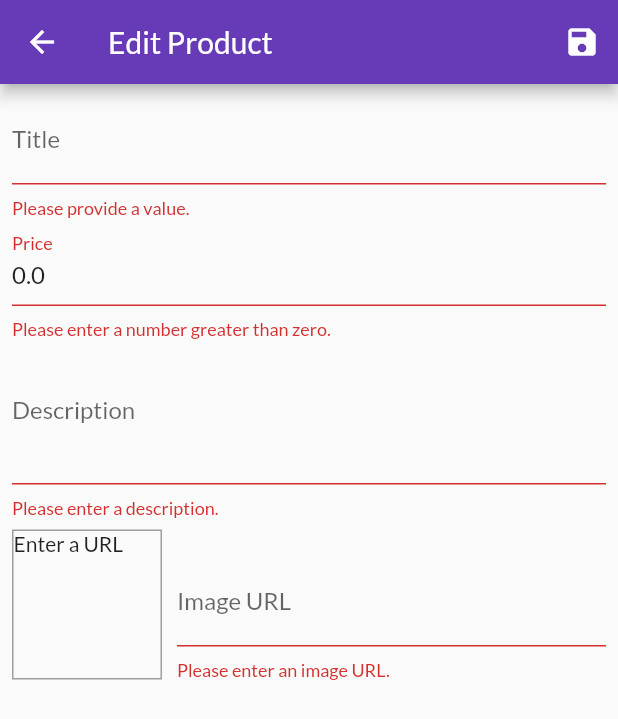
After one commit to Ayushpanditmoto/shoppingapp, a Flutter app: the EditProductScreen screen opened directly, after a tap on the "save" icon, on a phone screen of 412 x 824 dp. The commit adds this screen. Shown: the top 719 px of the screen. Run offline on Flutter 3.47's test engine with Material 2 defaults, Android fonts, the phone set to English and light mode, and no system bars; our stand-ins replace google_fonts; network calls fail.

Commit message:
feat add and edit product added

```diff
--- a/lib/providers/product.dart
+++ b/lib/providers/product.dart
@@ -15,7 +15,7 @@ class Product with ChangeNotifier {
       required this.description,
       required this.image,
       required this.price,
-      required this.quantity,
+      this.quantity = 1,
       this.isFavorite = false});
 
   factory Product.fromJson(Map<String, dynamic> json) {
--- a/lib/providers/products.dart
+++ b/lib/providers/products.dart
@@ -197,8 +197,28 @@ class Products with ChangeNotifier {
     return _items.firstWhere((element) => element.id == id);
   }
 
-  void addProduct() {
-    // _items.add(value);
+  void addProduct(Product value) {
+    final newProduct = Product(
+      id: DateTime.now().toString(),
+      name: value.name,
+      description: value.description,
+      image: value.image,
+      price: value.price,
+      quantity: value.quantity,
+      isFavorite: value.isFavorite,
+    );
+    _items.add(newProduct);
+    _items.insert(0, newProduct); // at the start of the list
     notifyListeners();
   }
+
+  void updateProduct(String id, Product newProduct) {
+    final productIndex = _items.indexWhere((element) => element.id == id);
+    if (productIndex >= 0) {
+      _items[productIndex] = newProduct;
+      notifyListeners();
+    } else {
+      print('...');
+    }
+  }
 }
--- a/lib/reusable/navigation.dart
+++ b/lib/reusable/navigation.dart
@@ -1,7 +1,10 @@
 import 'package:flutter/material.dart';
 
 class Navigation {
-  static void push(BuildContext context, Widget widget) {
+  static void push(
+    BuildContext context,
+    Widget widget,
+  ) {
     Navigator.of(context).push(MaterialPageRoute(builder: (context) => widget));
   }
 
--- /dev/null
+++ b/lib/screens/edit_product_screen.dart
@@ -0,0 +1,262 @@
+import 'package:flutter/material.dart';
+import 'package:provider/provider.dart';
+import '../providers/product.dart';
+import '../providers/products.dart';
+
+class EditProductScreen extends StatefulWidget {
+  final String? id;
+  const EditProductScreen({super.key, this.id});
+
+  @override
+  State<EditProductScreen> createState() => _EditProductScreenState();
+}
+
+class _EditProductScreenState extends State<EditProductScreen> {
+  final _priceFocusNode = FocusNode();
+  final _descriptionFocusNode = FocusNode();
+  final _imageUrlController = TextEditingController();
+  final _imageUrlFocusNode = FocusNode();
+  final _form = GlobalKey<FormState>();
+  var _editedProduct = Product(
+    id: '',
+    name: '',
+    description: '',
+    price: 0,
+    image: '',
+  );
+
+  var _initValues = {
+    'name': '',
+    'description': '',
+    'price': '',
+    'image': '',
+  };
+
+  bool _isInit = true;
+
+  @override
+  void initState() {
+    _imageUrlFocusNode.addListener(_updateImageUrl);
+    super.initState();
+  }
+
+  @override
+  void didChangeDependencies() {
+    if (_isInit) {
+      if (widget.id != null) {
+        _editedProduct =
+            Provider.of<Products>(context, listen: false).findById(widget.id!);
+      }
+
+      _initValues = {
+        'name': _editedProduct.name,
+        'description': _editedProduct.description,
+        'price': _editedProduct.price.toString(),
+        'image': '',
+      };
+
+      _imageUrlController.text = _editedProduct.image;
+    }
+    _isInit = false;
+    super.didChangeDependencies();
+  }
+
+  void _updateImageUrl() {
+    if (!_imageUrlFocusNode.hasFocus) {
+      setState(() {});
+    }
+  }
+
+  @override
+  void dispose() {
+    _imageUrlFocusNode.removeListener(_updateImageUrl);
+    _priceFocusNode.dispose();
+    _descriptionFocusNode.dispose();
+    _imageUrlController.dispose();
+    _imageUrlFocusNode.dispose();
+    super.dispose();
+  }
+
+  void _saveForm() {
+    final isValid = _form.currentState!.validate();
+    if (!isValid) {
+      return;
+    }
+
+    _form.currentState!.save();
+    if (_editedProduct.id != '') {
+      Provider.of<Products>(context, listen: false)
+          .updateProduct(_editedProduct.id, _editedProduct);
+    } else {
+      Provider.of<Products>(context, listen: false).addProduct(_editedProduct);
+    }
+    Navigator.of(context).pop();
+  }
+
+  @override
+  Widget build(BuildContext context) {
+    return Scaffold(
+      appBar: AppBar(
+        title: const Text('Edit Product'),
+        actions: [
+          IconButton(
+            onPressed: _saveForm,
+            icon: const Icon(Icons.save),
+          ),
+        ],
+      ),
+      body: Padding(
+        padding: const EdgeInsets.all(8.0),
+        child: Form(
+          key: _form,
+          child: ListView(
+            children: [
+              TextFormField(
+                initialValue: _initValues['name'],
+                decoration: const InputDecoration(labelText: 'Title'),
+                textInputAction: TextInputAction.next,
+                onFieldSubmitted: (_) {
+                  FocusScope.of(context).requestFocus(_priceFocusNode);
+                },
+                validator: (value) {
+                  if (value!.isEmpty) {
+                    return 'Please provide a value.';
+                  }
+                  return null;
+                },
+                onSaved: (value) {
+                  _editedProduct = Product(
+                    name: value!,
+                    description: _editedProduct.description,
+                    id: _editedProduct.id,
+                    image: _editedProduct.image,
+                    price: _editedProduct.price,
+                    isFavorite: _editedProduct.isFavorite,
+                  );
+                },
+              ),
+              TextFormField(
+                initialValue: _initValues['price'],
+                decoration: const InputDecoration(labelText: 'Price'),
+                textInputAction: TextInputAction.next,
+                keyboardType: TextInputType.number,
+                focusNode: _priceFocusNode,
+                onFieldSubmitted: (_) {
+                  FocusScope.of(context).requestFocus(_descriptionFocusNode);
+                },
+                validator: (value) {
+                  if (value!.isEmpty) {
+                    return 'Please enter a price.';
+                  }
+                  if (double.tryParse(value) == null) {
+                    return 'Please enter a valid number.';
+                  }
+                  if (double.parse(value) <= 0) {
+                    return 'Please enter a number greater than zero.';
+                  }
+                  return null;
+                },
+                onSaved: (value) {
+                  _editedProduct = Product(
+                    name: _editedProduct.name,
+                    description: _editedProduct.description,
+                    id: _editedProduct.id,
+                    image: _editedProduct.image,
+                    price: double.parse(value!),
+                    isFavorite: _editedProduct.isFavorite,
+                  );
+                },
+              ),
+              TextFormField(
+                initialValue: _initValues['description'],
+                decoration: const InputDecoration(labelText: 'Description'),
+                maxLines: 3,
+                keyboardType: TextInputType.multiline,
+                focusNode: _descriptionFocusNode,
+                onSaved: (value) {
+                  _editedProduct = Product(
+                    name: _editedProduct.name,
+                    description: value!,
+                    id: _editedProduct.id,
+                    image: _editedProduct.image,
+                    price: _editedProduct.price,
+                    isFavorite: _editedProduct.isFavorite,
+                  );
+                },
+                validator: (value) {
+                  if (value!.isEmpty) {
+                    return 'Please enter a description.';
+                  }
+                  if (value.length < 10) {
+                    return 'Should be at least 10 characters long.';
+                  }
+                  return null;
+                },
+              ),
+              Row(
+                crossAxisAlignment: CrossAxisAlignment.end,
+                children: [
+                  Container(
+                      width: 100,
+                      height: 100,
+                      margin: const EdgeInsets.only(top: 8, right: 10),
+                      decoration: const BoxDecoration(
+                        border: Border(
+                          top: BorderSide(width: 1, color: Colors.grey),
+                          left: BorderSide(width: 1, color: Colors.grey),
+                          right: BorderSide(width: 1, color: Colors.grey),
+                          bottom: BorderSide(width: 1, color: Colors.grey),
+                        ),
+                      ),
+                      child: _imageUrlController.text.isEmpty
+                          ? const Text('Enter a URL')
+                          : FittedBox(
+                              fit: BoxFit.cover,
+                              child: Image.network(_imageUrlController.text),
+                            )),
+                  Expanded(
+                    child: TextFormField(
+                      decoration: const InputDecoration(labelText: 'Image URL'),
+                      keyboardType: TextInputType.url,
+                      textInputAction: TextInputAction.done,
+                      controller: _imageUrlController,
+                      focusNode: _imageUrlFocusNode,
+                      onFieldSubmitted: (_) {
+                        _saveForm();
+                      },
+                      validator: (value) {
+                        if (value!.isEmpty) {
+                          return 'Please enter an image URL.';
+                        }
+                        if (!value.startsWith('http') &&
+                            !value.startsWith('https')) {
+                          return 'Please enter a valid URL.';
+                        }
+                        // if (!value.endsWith('.png') &&
+                        //     !value.endsWith('.jpg') &&
+                        //     !value.endsWith('.jpeg')) {
+                        //   return 'Please enter a valid image URL.';
+                        // }
+                        return null;
+                      },
+                      onSaved: (value) {
+                        _editedProduct = Product(
+                          name: _editedProduct.name,
+                          description: _editedProduct.description,
+                          id: _editedProduct.id,
+                          image: value!,
+                          price: _editedProduct.price,
+                          isFavorite: _editedProduct.isFavorite,
+                        );
+                      },
+                    ),
+                  ),
+                ],
+              ),
+            ],
+          ),
+        ),
+      ),
+    );
+  }
+}
--- a/lib/widget/app_drawer.dart
+++ b/lib/widget/app_drawer.dart
@@ -1,5 +1,6 @@
 import 'package:flutter/material.dart';
 import 'package:shoppingapp/screens/products_overviews_screen.dart';
+import 'package:shoppingapp/screens/user_products_screen.dart';
 import '../reusable/reusable.dart';
 import '../screens/orders_screen.dart';
 
@@ -32,6 +33,14 @@ class AppDrawer extends StatelessWidget {
               Navigation.pushReplacement(context, const OrdersScreen());
             },
           ),
+          const Divider(),
+          ListTile(
+            leading: const Icon(Icons.edit),
+            title: const Text('Manage Products'),
+            onTap: () {
+              Navigation.pushReplacement(context, const UserProductsScreen());
+            },
+          )
         ],
       ),
     );
--- a/lib/widget/product_items.dart
+++ b/lib/widget/product_items.dart
@@ -58,7 +58,7 @@ class ProductItems extends StatelessWidget {
                       action: SnackBarAction(
                         label: 'UNDO',
                         onPressed: () {
-                          cart.removeItem(loadedProducts.id);
+                          cart.removeSingleItem(loadedProducts.id);
                         },
                       ),
                     ),
```
Also changed, not shown: lib/providers/cart.dart (+20 -0 lines), lib/screens/user_products_screen.dart (added, +48 -0 lines), lib/widget/cart_item.dart (+21 -0 lines), lib/widget/user_product_item.dart (added, +50 -0 lines).
